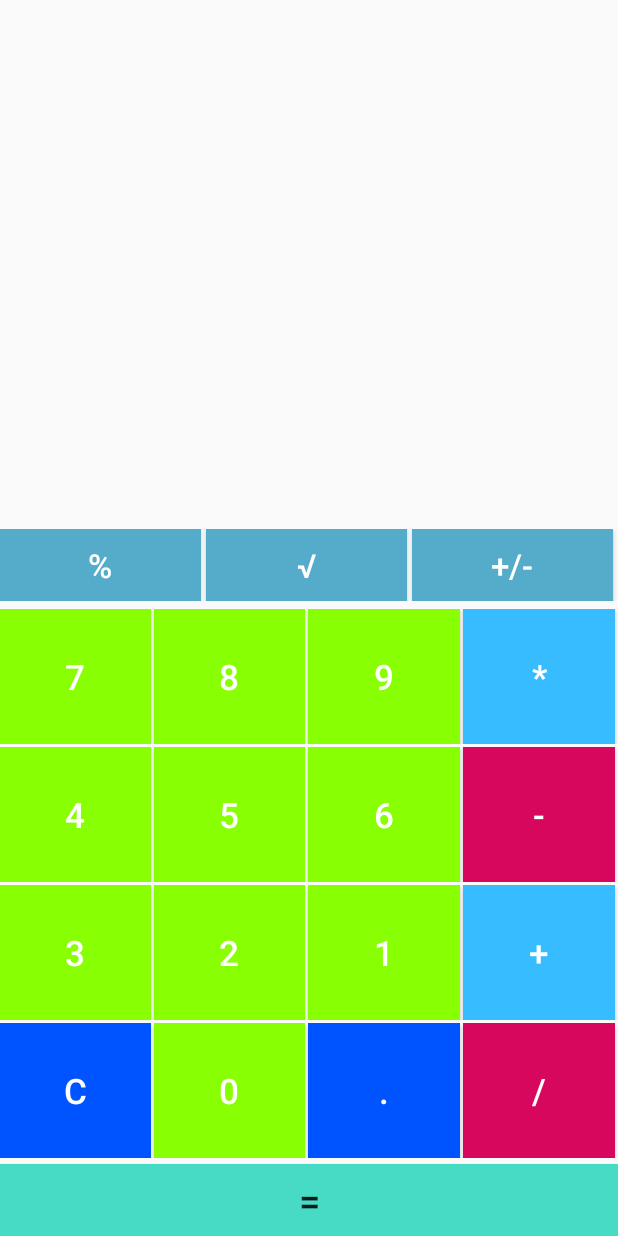
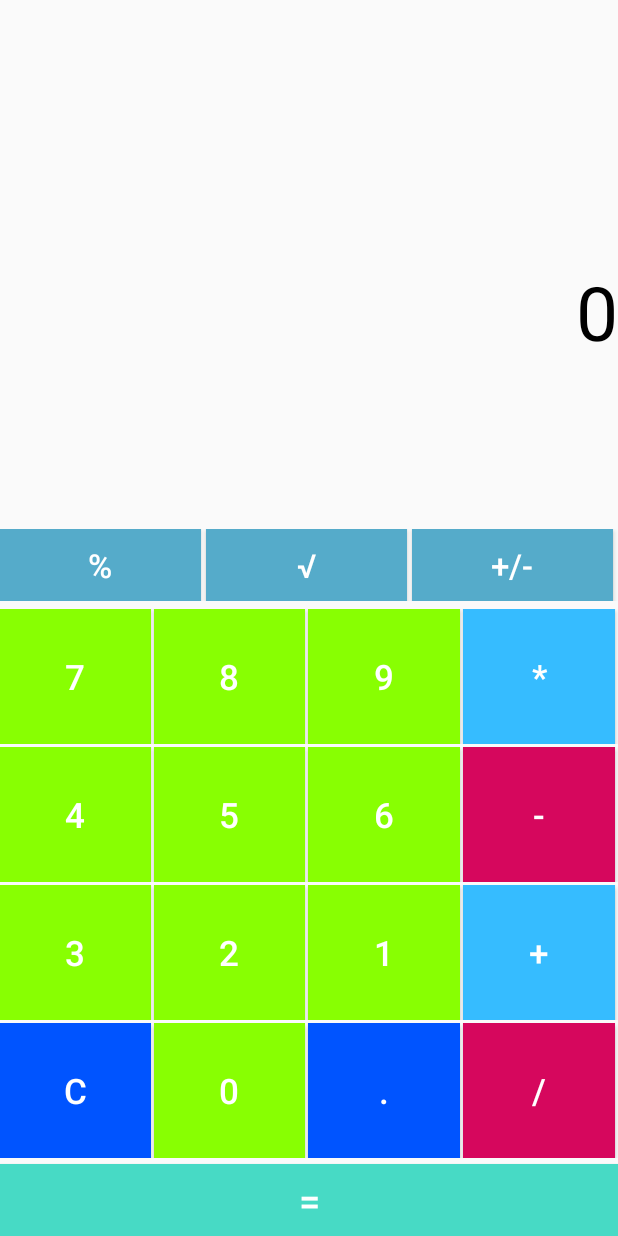
Before and after one commit to birchadzelevani/Kotlin_HM_N3, an Android app: the screen it shows after launch (MainActivity), on a phone screen of 412 x 824 dp. Run offline under Robolectric (Android 15) with nearby library versions, the phone set to English and light mode, and no system bars.

Commit message:
Kotlin_HM_N3

```diff
--- a/app/src/main/res/layout/activity_main.xml
+++ b/app/src/main/res/layout/activity_main.xml
@@ -7,12 +7,29 @@
     tools:context=".MainActivity"
     android:backgroundTint="@color/white">
 
+    <TextView
+        android:id="@+id/textView"
+        android:layout_width="wrap_content"
+        android:layout_height="wrap_content"
+
+        android:text="0"
+        android:textColor="@color/black"
+        android:textSize="50dp"
+        app:layout_constraintBottom_toTopOf="@+id/tableLayout"
+        app:layout_constraintEnd_toEndOf="parent"
+        app:layout_constraintHorizontal_bias="1.0"
+        app:layout_constraintStart_toStartOf="parent"
+        app:layout_constraintTop_toTopOf="parent"
+        app:layout_constraintVertical_bias="0.514" />
+
     <Button
         android:id="@+id/btnEqual"
         android:layout_width="match_parent"
         android:layout_height="wrap_content"
         android:text="="
+        android:onClick="equalClick"
         android:textSize="25sp"
+        android:textColor="@color/white"
         app:layout_constraintBaseline_toBottomOf="parent"
         app:layout_constraintBottom_toBottomOf="parent"
         app:layout_constraintEnd_toEndOf="parent"
@@ -56,6 +73,7 @@
             android:layout_weight="1"
             android:background="#55abca"
             android:text="+/-"
+            android:onClick="onOperator"
             android:textColor="@color/white"
             android:textSize="22sp"
             android:layout_marginEnd="3dp"/>
@@ -83,6 +101,7 @@
                 android:layout_height="90dp"
                 android:layout_weight="1"
                 android:text="7"
+                android:onClick="numClick"
                 android:textSize="23sp"
                 android:background="#88ff02"
                 android:textColor="@color/white"
@@ -94,6 +113,7 @@
                 android:layout_height="90dp"
                 android:layout_weight="1"
                 android:text="8"
+                android:onClick="numClick"
                 android:textSize="23sp"
                 android:background="#88ff02"
                 android:textColor="@color/white"
@@ -105,6 +125,7 @@
                 android:layout_height="90dp"
                 android:layout_weight="1"
                 android:text="9"
+                android:onClick="numClick"
                 android:textSize="23sp"
                 android:background="#88ff02"
                 android:textColor="@color/white"
@@ -117,6 +138,7 @@
                 android:layout_weight="1"
                 android:background="#36bcff"
                 android:text="*"
+                android:onClick="onOperator"
                 android:textColor="@color/white"
                 android:textSize="23sp"
                 android:layout_marginEnd="2dp"/>
@@ -133,6 +155,7 @@
                 android:layout_height="90dp"
                 android:layout_weight="1"
                 android:text="4"
+                android:onClick="numClick"
                 android:textSize="23sp"
                 android:background="#88ff02"
                 android:textColor="@color/white"
@@ -144,6 +167,7 @@
                 android:layout_height="90dp"
                 android:layout_weight="1"
                 android:text="5"
+                android:onClick="numClick"
                 android:textSize="23sp"
                 android:background="#88ff02"
                 android:textColor="@color/white"
@@ -155,6 +179,7 @@
                 android:layout_height="90dp"
                 android:layout_weight="1"
                 android:text="6"
+                android:onClick="numClick"
                 android:textSize="23sp"
                 android:background="#88ff02"
                 android:textColor="@color/white"
@@ -166,6 +191,7 @@
                 android:layout_height="90dp"
                 android:layout_weight="1"
                 android:text="-"
+                android:onClick="onOperator"
                 android:textSize="23sp"
                 android:background="#d6075d"
                 android:textColor="@color/white"
@@ -184,6 +210,7 @@
                 android:layout_height="90dp"
                 android:layout_weight="1"
                 android:text="3"
+                android:onClick="numClick"
                 android:textSize="23sp"
                 android:background="#88ff02"
                 android:textColor="@color/white"
@@ -195,6 +222,7 @@
                 android:layout_height="90dp"
                 android:layout_weight="1"
                 android:text="2"
+                android:onClick="numClick"
                 android:textSize="23sp"
                 android:background="#88ff02"
                 android:textColor="@color/white"
@@ -206,6 +234,7 @@
                 android:layout_height="90dp"
                 android:layout_weight="1"
                 android:text="1"
+                android:onClick="numClick"
                 android:textSize="23sp"
                 android:background="#88ff02"
                 android:textColor="@color/white"
@@ -217,6 +246,7 @@
                 android:layout_height="90dp"
                 android:layout_weight="1"
                 android:text="+"
+                android:onClick="onOperator"
                 android:textSize="23sp"
                 android:background="#36bcff"
                 android:textColor="@color/white"
@@ -233,6 +263,7 @@
                 android:layout_height="90dp"
                 android:layout_weight="1"
                 android:text="C"
+                android:onClick="onClear"
                 android:textSize="23sp"
                 android:background="#0054ff"
                 android:textColor="@color/white"
@@ -255,6 +286,7 @@
                 android:layout_height="90dp"
                 android:layout_weight="1"
                 android:text="."
+                android:onClick="numClick"
                 android:textSize="23sp"
                 android:background="#0054ff"
                 android:textColor="@color/white"
@@ -266,6 +298,7 @@
                 android:layout_height="90dp"
                 android:layout_weight="1"
                 android:text="/"
+                android:onClick="onOperator"
                 android:textSize="23sp"
                 android:background="#d6075d"
                 android:textColor="@color/white"
```
Also changed, not shown: app/src/main/java/com/example/calculator/MainActivity.kt (+61 -0 lines).
